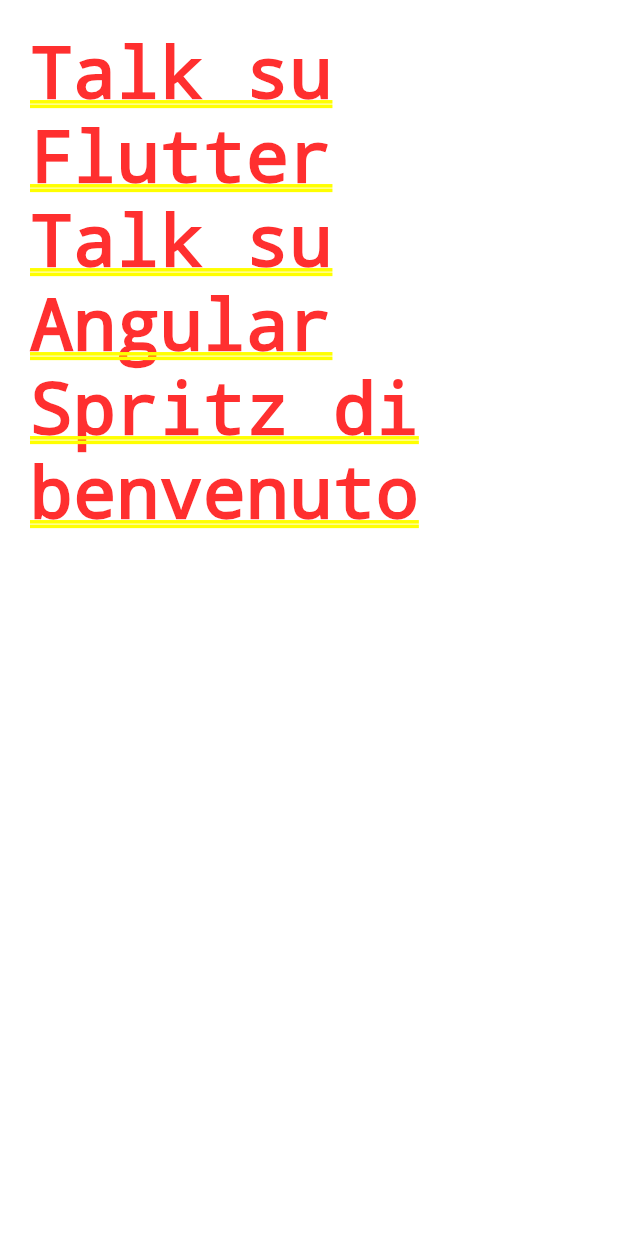
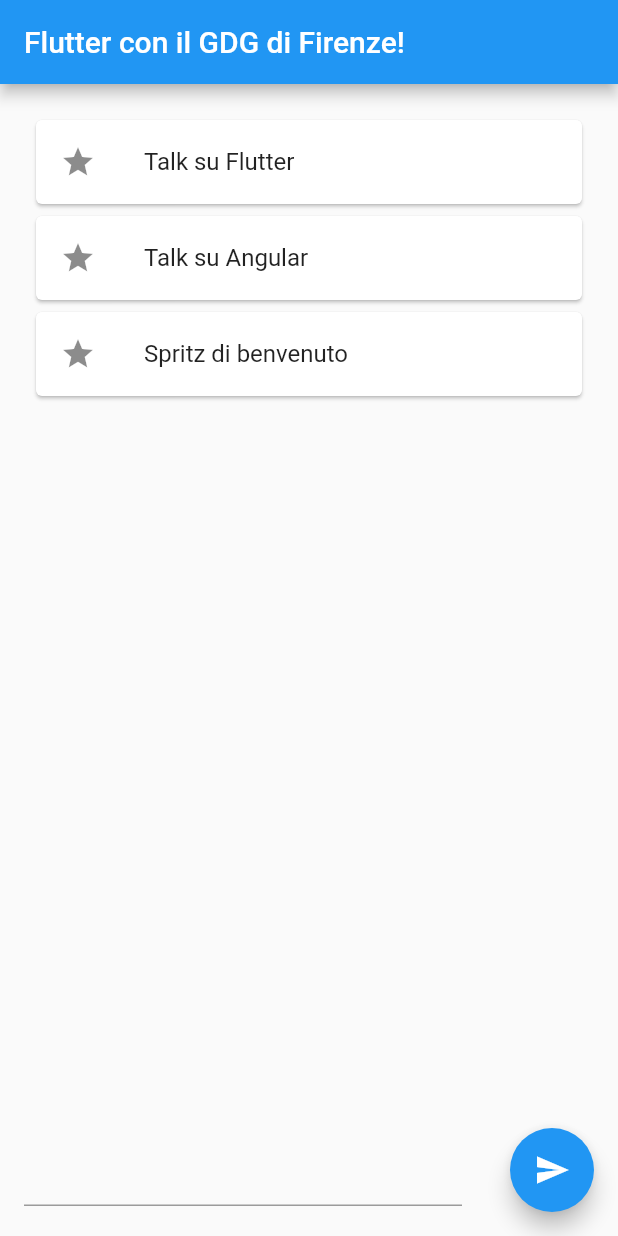
Before and after one commit to MirkoRaimo/flutter_list_starting_point, a Flutter app: the screen it shows after launch, on a phone screen of 412 x 824 dp. Run offline on Flutter 3.47's test engine with Material 2 defaults, Android fonts, the light colour scheme and no system bars.

Commit message:
In this branch is present the final version of the app

```diff
--- a/lib/main.dart
+++ b/lib/main.dart
@@ -42,8 +42,9 @@
 
 class _MyFirstListState extends State<MyFirstList> {
   List<String> talks;
-  //TODO: 4.1) Use the documentation to implement the TextEditingController
-  TextEditingController _textController = TextEditingController();
+  //done: 4.1) Use the documentation to implement the TextEditingController:
+  ///  * Learn how to use a [TextEditingController] in one of our [cookbook recipes](https://flutter.dev/docs/cookbook/forms/text-field-changes#2-use-a-texteditingcontroller).
+  final TextEditingController _textController = TextEditingController();
 
   @override
   void initState() {
@@ -52,11 +53,23 @@
   }
 
   @override
+  void dispose() {
+    // Clean up the controller when the widget is removed from the
+    // widget tree.
+    _textController.dispose();
+    super.dispose();
+  }
+
+  @override
   Widget build(BuildContext context) {
-    //TODO: 1) Implement the Scaffold (appBar and body)
-    return _myFancylist();
-
-    //TODO: 3) Implement the custom input text row
+    //done: 1) Implement the Scaffold (appBar and body)
+    //old: return _myFancylist();
+    return Scaffold(
+      appBar: AppBar(title: Text(widget.title)),
+      body: _myFancylist(),
+      //done: 3) Implement the custom input text row
+      floatingActionButton: _inputTextRow(),
+    );
   }
 
   Widget _myFancylist() {
@@ -64,31 +77,56 @@
       padding: const EdgeInsets.all(20.0),
       itemCount: talks.length,
       itemBuilder: (BuildContext context, int index) {
-        return Text(talks[index]);
-        //TODO: 2) Remove the text widget and create a custom row
-        //todo return _listItem(context, index);
+        //old: return Text(talks[index]);
+        //done: 2) Remove the text widget and create a custom row
+        return _listItem(context, index);
       },
     );
   }
 
   Widget _listItem(contex, index) {
-    //TODO: 2.1) create a custom row using Card and ListTile (leading and title)
+    //done: 2.1) create a custom row using Card and ListTile (leading and title)
 
-    //TODO: 6) Wrap the custom row with the Dismissible widget
-    //TODO: 7) Implement onDismissed
+    //done: 6) Wrap the custom row with the Dismissible widget
+    //done: 7) Implement onDismissed
+    return Dismissible(
+      key: Key(talks[index]),
+      onDismissed: (direction) {
+        _showSnackBar(contex, index);
+        _removeTalk(index);
+      },
+      background: dismissableBackground(),
+      child: Card(
+        child: ListTile(
+          leading: const Icon(Icons.star),
+          title: Text(talks[index]),
+        ),
+      ),
+    );
   }
 
   Row _inputTextRow() {
     return Row(
       children: [
-        //TODO: 4) Implement the custom inputField (you can use the Expanded and Padding widgets)
-        //todo: _inputField()
-
+        //done: 4) Implement the custom inputField
+        //done: _inputField()
+        Expanded(
+          child: Padding(
+            padding: const EdgeInsets.symmetric(horizontal: 32.0),
+            child: _inputField(),
+          ),
+        ),
         FloatingActionButton(
           tooltip: 'Add a talk',
           child: const Icon(Icons.send),
           onPressed: () {
-            //TODO 5) Call the setState if the text is not empty
+            //done 5) Call the setState if the text is not empty
+            if (_textController.text.isNotEmpty) {
+              setState(() {
+                talks.add(_textController.text);
+                _textController.text = '';
+              });
+            }
           },
         ),
       ],
@@ -97,7 +135,7 @@
 
   TextField _inputField() {
     return TextField(
-      //todo controller: ,
+      controller: _textController,
       textAlign: TextAlign.left,
     );
   }
```
